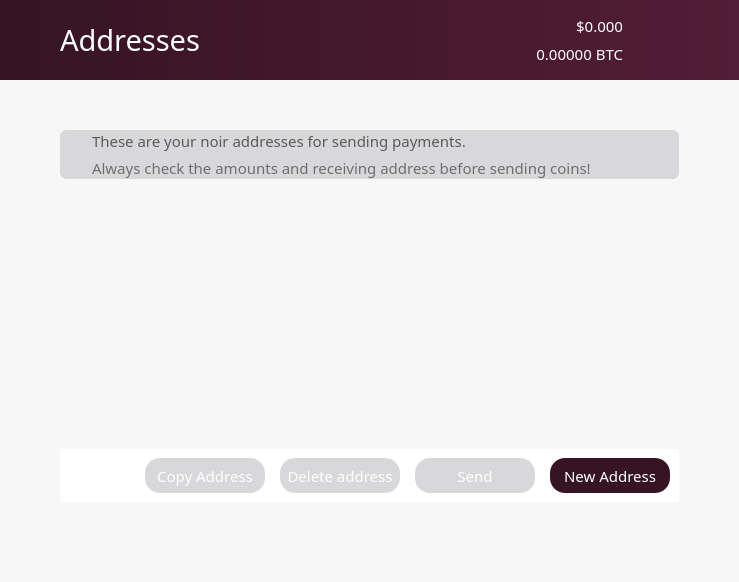
This is src/qt/forms/addressbookpage.ui in noirofficial/noir as Qt 5 draws it before an edit. The edited form follows.
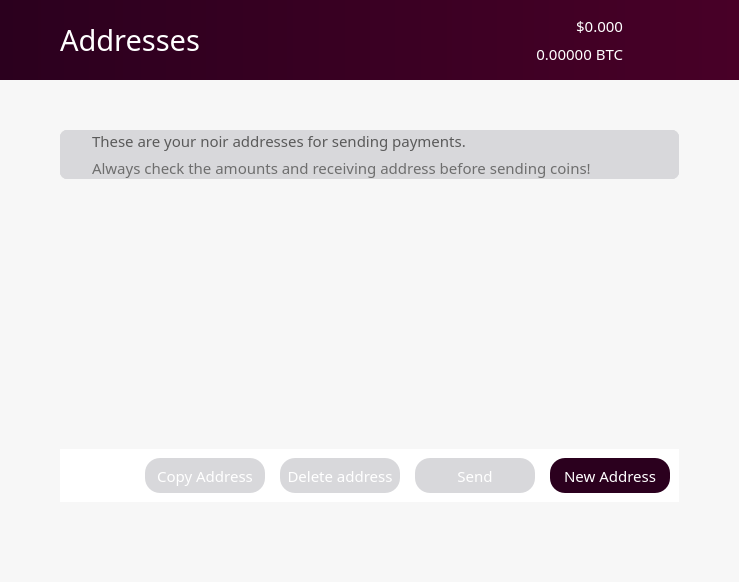
This is the edited form. Icons and pictures are not drawn.

Commit message: rebrand: update colors

Diff of the .ui file:
```diff
--- a/src/qt/forms/addressbookpage.ui
+++ b/src/qt/forms/addressbookpage.ui
@@ -379,7 +379,7 @@
             <bool>false</bool>
            </property>
            <property name="styleSheet">
-            <string notr="true">background: QLinearGradient(x1: 0, y1: 0, x2: 1, y2: 0, stop: 0 #361423, stop: 1 #531c38);
+            <string notr="true">background: QLinearGradient(x1: 0, y1: 0, x2: 1, y2: 0, stop: 0 #2b001e, stop: 1 #480027);
 border:0;
 </string>
            </property>
@@ -1302,7 +1302,7 @@
                    </font>
                   </property>
                   <property name="styleSheet">
-                   <string notr="true">background-color: #361423;
+                   <string notr="true">background-color: #2b001e;
 color: white;
 border-radius:15px;
 height:35px;
```
The commit also changes 25 other files.
